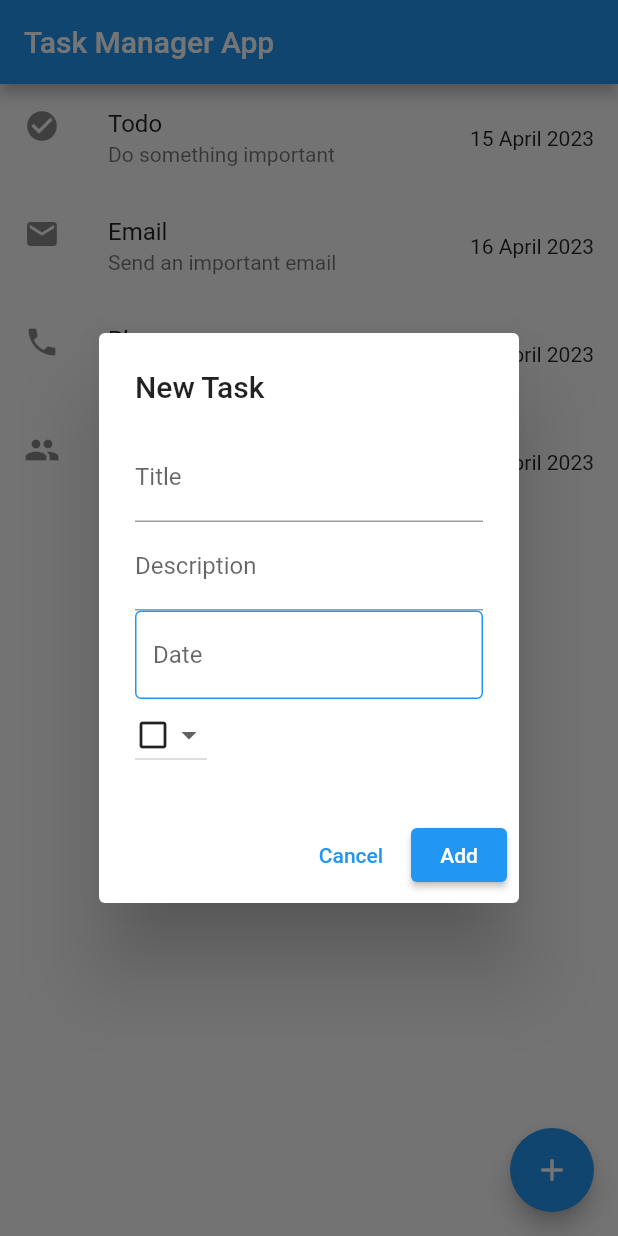
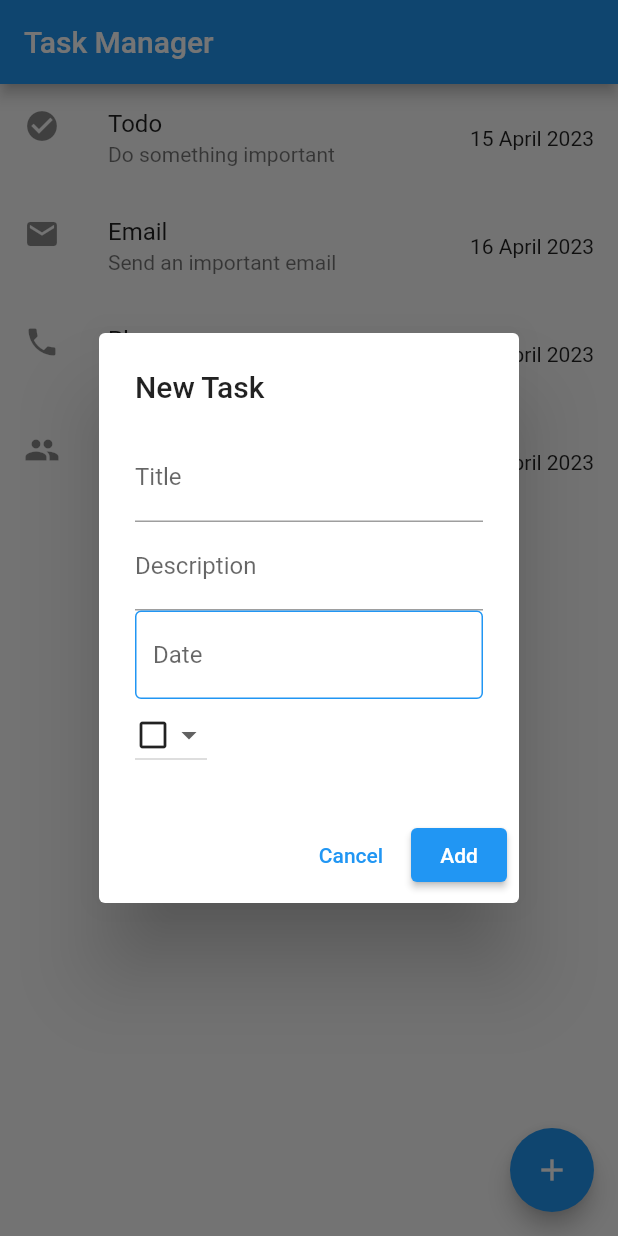
Before and after one commit to jameelk809/taskmanager, a Flutter app: the screen it shows after launch, after a tap on the "add" icon, on a phone screen of 412 x 824 dp. Run offline on Flutter 3.47's test engine with Material 2 defaults, Android fonts, the phone set to English and light mode, and no system bars; drawn by our look-alikes of flutter_slidable.

Commit message:
code reformat

```diff
--- a/lib/main.dart
+++ b/lib/main.dart
@@ -9,7 +9,7 @@ class MyApp extends StatelessWidget {
   Widget build(BuildContext context) {
     return MaterialApp(
       debugShowCheckedModeBanner: false,
-      title: 'Task Manager App',
+      title: 'Task Manager',
       home: TodoList(),
     );
   }
@@ -55,7 +55,7 @@ class _TodoListState extends State<TodoList> {
         IconData icon = Icons.check_box_outline_blank;
 
         return AlertDialog(
-          title: Text('New Task'),
+          title: const Text('New Task'),
           content: Column(
             mainAxisSize: MainAxisSize.min,
             crossAxisAlignment: CrossAxisAlignment.start,
@@ -203,7 +203,7 @@ class _TodoListState extends State<TodoList> {
   Widget build(BuildContext context) {
     return Scaffold(
       appBar: AppBar(
-        title: const Text('Task Manager App'),
+        title: const Text('Task Manager'),
       ),
       body: ListView.builder(
         itemBuilder: _buildTodoItem,
@@ -240,7 +240,6 @@ class TodoDetails extends StatelessWidget {
   Widget build(BuildContext context) {
     return Scaffold(
       appBar: AppBar(
-        // title: Text(todo.title),
         title: const Text('Task Details'),
       ),
       body: Padding(
```
